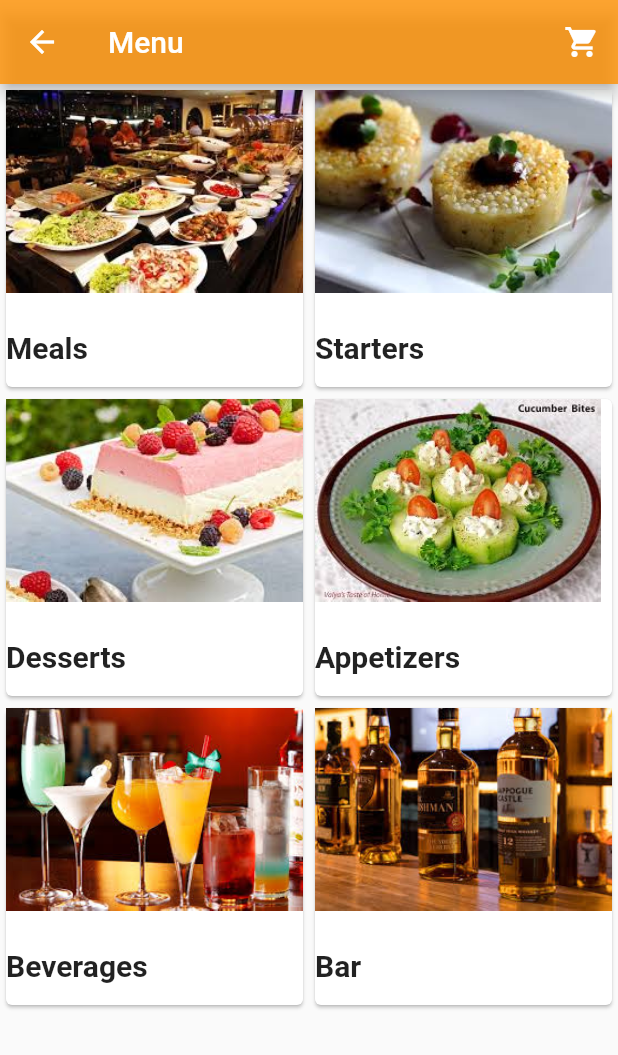
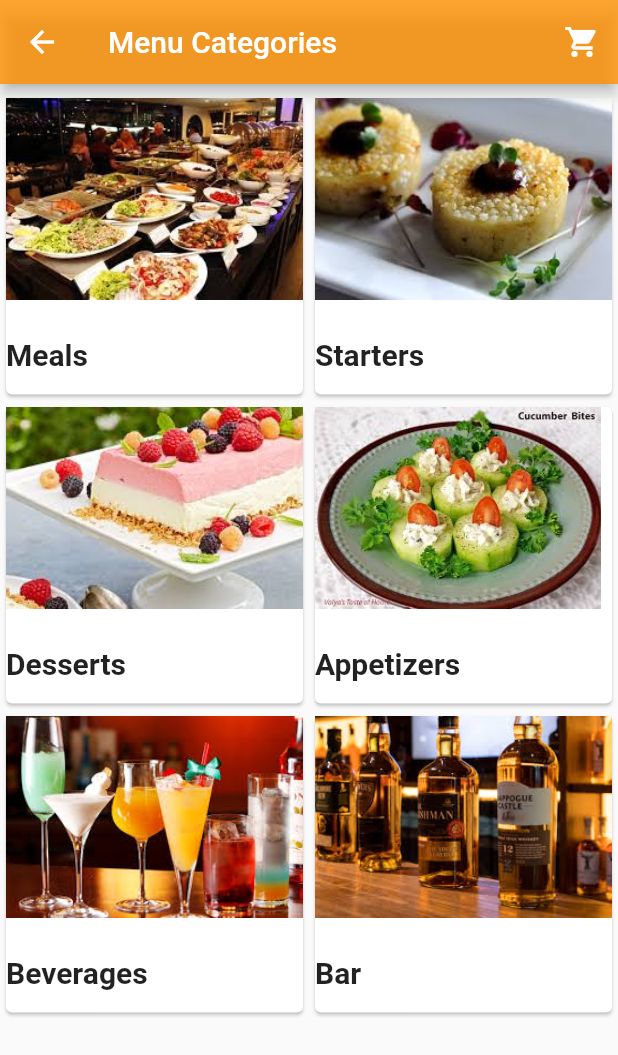
Before and after one commit to Nav2030/Order_me, a Flutter app: the Types screen opened directly, on a phone screen of 412 x 824 dp. Shown: the top 1055 px of the screen. Run offline on Flutter 3.47's test engine with Material 2 defaults, Android fonts, the phone set to English and light mode, and no system bars; our stand-ins replace carousel_pro, cloud_firestore, firebase_auth; accounts and stored records are empty; network calls fail.

```diff
--- a/lib/Pages/menuTypes.dart
+++ b/lib/Pages/menuTypes.dart
@@ -19,7 +19,7 @@ class _TypesState extends State<Types> {
     return Scaffold(
       appBar: AppBar(
         backgroundColor: Color(0xffff9000).withOpacity(0.8),
-        title: Text('Menu',
+        title: Text('Menu Categories',
           textAlign: TextAlign.center,),
         actions: <Widget>[
           new IconButton(
@@ -28,7 +28,8 @@ class _TypesState extends State<Types> {
           ),
         ],
       ),
-      body: Container(
+      body: Padding(padding: const EdgeInsets.only(top: 5.0) ,
+        child: Container(
           child:new  GridView.count(
             crossAxisCount: 2,
             children: List.generate(6, (index) {
@@ -42,17 +43,16 @@ class _TypesState extends State<Types> {
                       new Positioned(
                         left: 0.0,
                         bottom: 15.0,
-
                         child: new Text(lst[index],
                           style: TextStyle(fontSize: 20.0,fontWeight: FontWeight.bold),),
                       ),
-
                     ],
                   )
               ); //robohash.org api provide you different images for any number you are giving
             }),
           ),
         ),
+      ),
     );
   }
 }
```
Also changed, not shown: lib/Pages/menu_list.dart (+12 -12 lines). Lines whose indentation alone changed are shown as unchanged.
